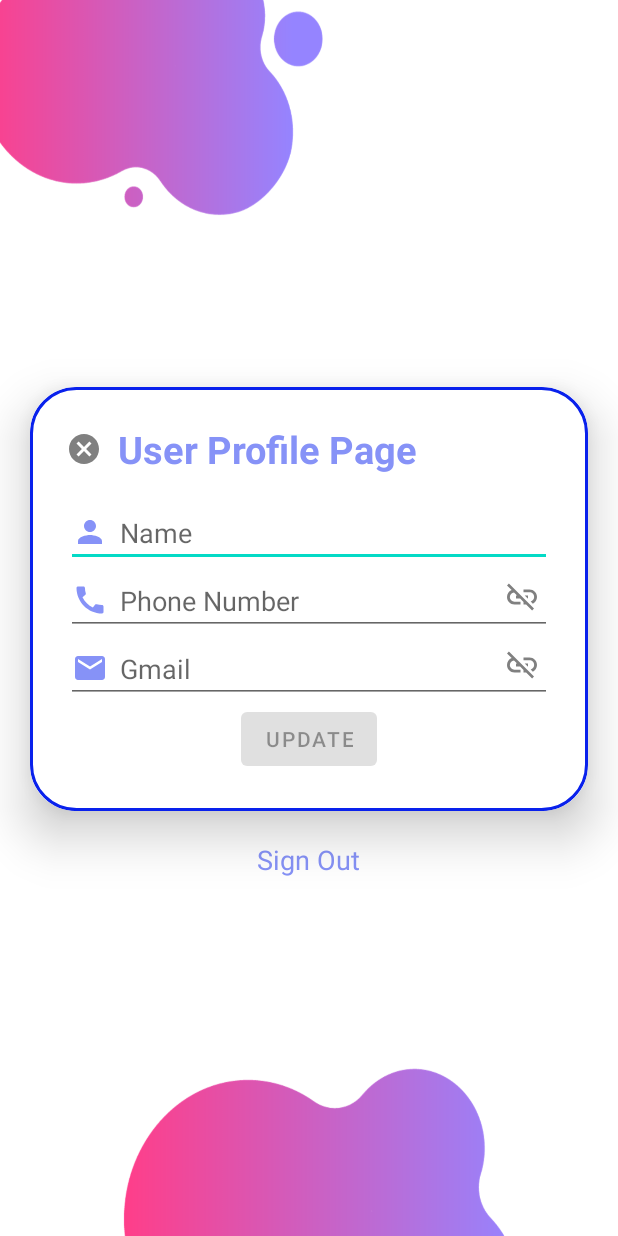
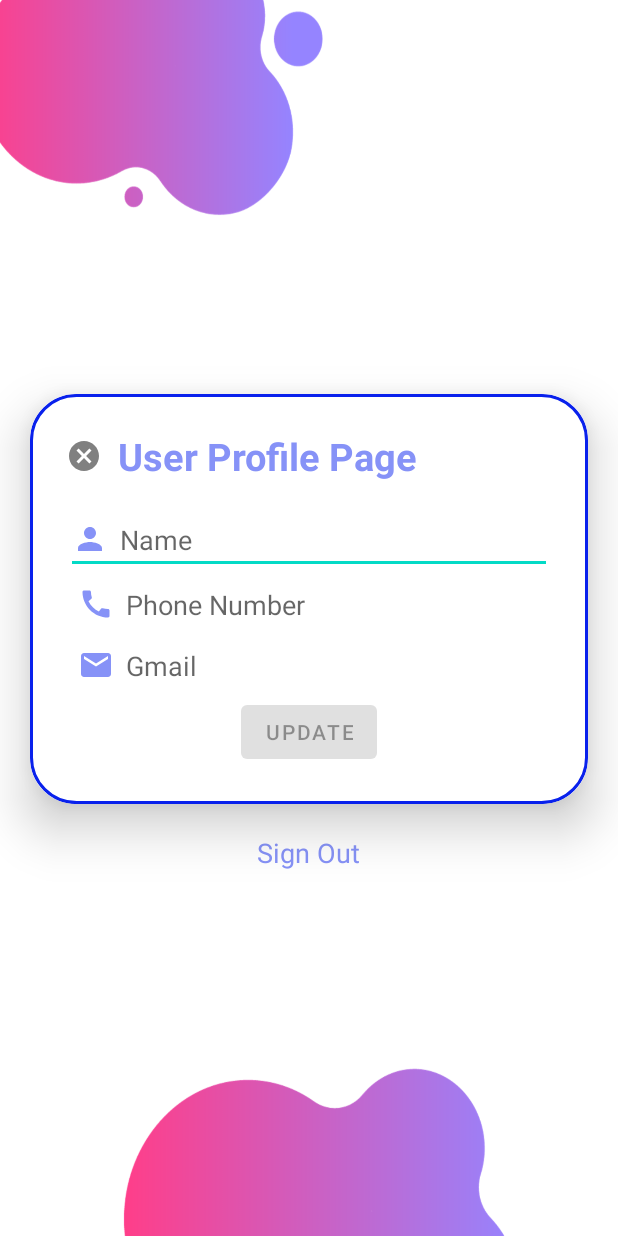
Before and after one commit to Fr4nzy/SariStorePOS, an Android app: the UserProfilePage screen opened directly, with no data from a screen before it, after a tap on an icon or button, on a phone screen of 412 x 824 dp. Run offline under Robolectric (Android 15) with nearby library versions, the phone set to English and light mode, and no system bars; our stand-ins replace Firebase (no records; nobody signed in at launch, a user with empty details on screens opened directly); libraries missing offline, so code that uses them is left out: com.firebase.ui; Roboto replaces fonts that are not available here; 6 statements that could not run were skipped.

Commit message:
SSP-18 Revision (Undergoing the Additional Revisions)

```diff
--- a/app/src/main/java/com/projectfkklp/saristorepos/activities/user_profile/UserProfilePage.java
+++ b/app/src/main/java/com/projectfkklp/saristorepos/activities/user_profile/UserProfilePage.java
@@ -14,6 +14,7 @@ import android.view.View;
 import android.widget.Button;
 import android.widget.EditText;
 import android.widget.ImageView;
+import android.widget.TextView;
 import android.widget.Toast;
 
 import com.firebase.ui.auth.ErrorCodes;
@@ -35,8 +36,8 @@ import java.util.Objects;
 public class UserProfilePage extends AppCompatActivity {
     ImageView iconButtonToggleMode;
     EditText profileNameText;
-    EditText phoneText;
-    EditText gmailText;
+    TextView phoneText;
+    TextView gmailText;
     Button updateButton;
     ImageView unlinkPhoneButton;
     ImageView unlinkGmailButton;
@@ -67,8 +68,6 @@ public class UserProfilePage extends AppCompatActivity {
     private void initializeData(){
         isEditing=false;
 
-        // dummy currentUser
-        /*currentUser = new User("Juan Dela Cruz", "", "");*/
         editUser = new User(currentUser.getName(), currentUser.getPhoneUid(), currentUser.getGmailUid());
     }
 
@@ -80,6 +79,9 @@ public class UserProfilePage extends AppCompatActivity {
         unlinkPhoneButton = findViewById(R.id.user_profile_unlink_phone);
         unlinkGmailButton = findViewById(R.id.user_profile_unlink_gmail);
         updateButton = findViewById(R.id.user_profile_update_button);
+
+        phoneText.setText(currentUser.getPhoneNumber());
+        gmailText.setText(currentUser.getGmail());
 
         profileNameText.setText(currentUser.getName());
         profileNameText.addTextChangedListener(new TextWatcher() {
@@ -100,49 +102,18 @@ public class UserProfilePage extends AppCompatActivity {
             }
         });
 
-        phoneText.setText(currentUser.getPhoneNumber());
-        phoneText.addTextChangedListener(new TextWatcher() {
-            @Override
-            public void beforeTextChanged(CharSequence charSequence, int i, int i1, int i2) {
-            }
-
-            @Override
-            public void onTextChanged(CharSequence charSequence, int i, int i1, int i2) {
-            }
-
-            @Override
-            public void afterTextChanged(Editable editable) {
-                editUser.setPhoneUid(editable.toString());
-                updateButton.setEnabled(hasEdits());
-            }
-        });
-
-        gmailText.setText(currentUser.getGmail());
-        gmailText.addTextChangedListener(new TextWatcher() {
-            @Override
-            public void beforeTextChanged(CharSequence charSequence, int i, int i1, int i2) {
-            }
-
-            @Override
-            public void onTextChanged(CharSequence charSequence, int i, int i1, int i2) {
-            }
-
-            @Override
-            public void afterTextChanged(Editable editable) {
-                editUser.setGmailUid(editable.toString());
-                updateButton.setEnabled(hasEdits());
-            }
-        });
     }
 
     public void changeProfilePhoneNumber(View view){
         profileLauncher.launch(AuthenticationUtils.PHONE_SIGN_IN_INTENT);
         authenticationProvider = AuthenticationProvider.PHONE;
+        unlinkPhoneButton.setVisibility(!currentUser.getPhoneNumber().isEmpty() ? View.VISIBLE : View.GONE);
     }
 
     public void changeProfileGmail(View view){
         profileLauncher.launch(AuthenticationUtils.GMAIL_SIGN_IN_INTENT);
         authenticationProvider = AuthenticationProvider.GMAIL;
+        unlinkGmailButton.setVisibility(!currentUser.getGmail().isEmpty() ? View.VISIBLE : View.GONE);
     }
 
     private void initializeDialogs(){
@@ -159,8 +130,8 @@ public class UserProfilePage extends AppCompatActivity {
             .setNegativeButton("No", (dialog, which) -> dialog.dismiss());
 
         unlinkGmailConfirmationDialog = new AlertDialog.Builder(this)
-                .setTitle("Unlink Phone ?")
-                .setMessage("Are you sure you want to unlink your phone?")
+                .setTitle("Unlink Gmail ?")
+                .setMessage("Are you sure you want to unlink your gmail?")
                 .setPositiveButton("Yes", (dialog, which) -> unlinkGmail())
                 .setNegativeButton("No", (dialog, which) -> dialog.dismiss());
     }
@@ -193,11 +164,12 @@ public class UserProfilePage extends AppCompatActivity {
         isEditing=true;
         iconButtonToggleMode.setImageResource(R.drawable.baseline_cancel_24);
         profileNameText.setEnabled(true);
-        phoneText.setEnabled(true); // Enable phoneText EditText
-        gmailText.setEnabled(true); // Enable gmailText EditText
+        phoneText.setEnabled(true);
+        gmailText.setEnabled(true);
 
-        unlinkPhoneButton.setVisibility(View.VISIBLE);
-        unlinkGmailButton.setVisibility(View.VISIBLE);
+        unlinkPhoneButton.setVisibility(!currentUser.getPhoneNumber().isEmpty() ? View.VISIBLE : View.GONE);
+        unlinkGmailButton.setVisibility(!currentUser.getGmail().isEmpty() ? View.VISIBLE : View.GONE);
+
         updateButton.setVisibility(View.VISIBLE);
         updateButton.setEnabled(false);
     }
@@ -209,11 +181,8 @@ public class UserProfilePage extends AppCompatActivity {
         iconButtonToggleMode.setImageResource(R.drawable.edit);
         profileNameText.setEnabled(false);
         profileNameText.setText(currentUser.getName());
-        phoneText.setEnabled(false); // Disable phoneText EditText
         phoneText.setText(currentUser.getPhoneNumber());
-        gmailText.setEnabled(false); // Disable gmailText EditText
         gmailText.setText(currentUser.getGmail());
-
         unlinkPhoneButton.setVisibility(View.GONE);
         unlinkGmailButton.setVisibility(View.GONE);
         updateButton.setVisibility(View.GONE);
@@ -233,12 +202,16 @@ public class UserProfilePage extends AppCompatActivity {
 
     private void unlinkPhone(){
         editUser.setPhoneUid("");
+        editUser.setPhoneNumber("");
         phoneText.setText("");
+        unlinkPhoneButton.setVisibility(View.GONE);
     }
 
     private void unlinkGmail(){
         editUser.setGmailUid("");
+        editUser.setGmail("");
         gmailText.setText("");
+        unlinkGmailButton.setVisibility(View.GONE);
     }
 
     public void updateUser(View view){
@@ -252,17 +225,14 @@ public class UserProfilePage extends AppCompatActivity {
     private void profileSignIn(@NonNull ActivityResult result) {
         if (result.getResultCode() == RESULT_OK) {
             FirebaseUser firebaseUser = AuthenticationRepository.getCurrentAuthentication();
+
             UserRepository.getUserByAuthentication(authenticationProvider, signedInUser -> {
-                if (signedInUser == null) {
-                    String name = firebaseUser.getDisplayName();
+                String uid = firebaseUser.getUid();
+                String currentUserProviderUid = authenticationProvider.value == AuthenticationProvider.PHONE.value
+                        ? currentUser.getPhoneUid()
+                        : currentUser.getGmailUid();
 
-                    if (name != null) {
-                        currentUser.setName(name);
-                        profileNameText.setText(name);
-                    }
-
-                    String uid = firebaseUser.getUid();
-
+                if (signedInUser == null || Objects.equals(uid, currentUserProviderUid)) {
                     if (authenticationProvider.value == AuthenticationProvider.PHONE.value) {
                         String identifier = firebaseUser.getPhoneNumber();
                         currentUser.setPhoneUid(uid);
@@ -285,7 +255,8 @@ public class UserProfilePage extends AppCompatActivity {
             // Sign in failed
             IdpResponse response = IdpResponse.fromResultIntent(result.getData());
             if (response == null) {
-                Toast.makeText(this, "Canceled", Toast.LENGTH_SHORT).show();
+
+                Toast.makeText(this, "Cancelled", Toast.LENGTH_SHORT).show();
             }
             else if (Objects.requireNonNull(response.getError()).getErrorCode() == ErrorCodes.NO_NETWORK) {
                 Toast.makeText(this, "No internet connection", Toast.LENGTH_SHORT).show();
@@ -294,4 +265,6 @@ public class UserProfilePage extends AppCompatActivity {
             }
         }
     }
+
+
 }
--- a/app/src/main/java/com/projectfkklp/saristorepos/activities/user_registration/UserRegistrationPage.java
+++ b/app/src/main/java/com/projectfkklp/saristorepos/activities/user_registration/UserRegistrationPage.java
@@ -157,7 +157,7 @@ public class UserRegistrationPage  extends AppCompatActivity {
     public void register(View view){
         ProgressUtils.showDialog(this, "Registering...");
         UserManager.registerUser(user, (registrationUser, validationStatus, task)->{
-            if (task == null) {
+            if (!validationStatus.isValid()) {
                 HashMap<String, String> errors = validationStatus.getErrors();
                 if (errors.get("name") != null) {
                     nameText.setError(errors.get("name"));
--- a/app/src/main/res/layout/user_profile_page.xml
+++ b/app/src/main/res/layout/user_profile_page.xml
@@ -1,6 +1,7 @@
 <LinearLayout
     xmlns:android="http://schemas.android.com/apk/res/android"
     xmlns:app="http://schemas.android.com/apk/res-auto"
+    xmlns:tools="http://schemas.android.com/tools"
     android:layout_width="match_parent"
     android:layout_height="match_parent"
     android:background="@drawable/background"
@@ -67,18 +68,19 @@
             android:layout_height="wrap_content"
             android:orientation="horizontal">
 
-            <EditText
+            <TextView
                 android:id="@+id/user_profile_phone"
                 android:layout_width="match_parent"
                 android:layout_height="wrap_content"
-                android:drawableStart="@drawable/baseline_call_24"
+                android:padding="8dp"
+                android:textSize="18sp"
                 android:drawablePadding="8dp"
                 android:hint="@string/string_phone_number"
-                android:inputType="phone"
                 android:enabled="false"
-                android:paddingEnd="32dp"
                 android:textColor="@color/black"
-                android:onClick="changeProfilePhoneNumber"/>
+                android:onClick="changeProfilePhoneNumber"
+                tools:ignore="RtlSymmetry"
+                app:drawableStartCompat="@drawable/baseline_call_24" />
 
             <ImageView
                 android:id="@+id/user_profile_unlink_phone"
@@ -98,18 +100,18 @@
             android:layout_height="wrap_content"
             android:orientation="horizontal">
 
-            <EditText
+            <TextView
                 android:id="@+id/user_profile_gmail"
                 android:layout_width="match_parent"
                 android:layout_height="wrap_content"
-                android:drawableStart="@drawable/baseline_email_24"
+                android:padding="8dp"
+                android:textSize="18sp"
                 android:drawablePadding="8dp"
                 android:hint="@string/string_gmail"
-                android:inputType="phone"
                 android:enabled="false"
-                android:paddingEnd="32dp"
                 android:textColor="@color/black"
-                android:onClick="changeProfileGmail"/>
+                android:onClick="changeProfileGmail"
+                app:drawableStartCompat="@drawable/baseline_email_24" />
 
             <ImageView
                 android:id="@+id/user_profile_unlink_gmail"
@@ -133,7 +135,8 @@
             android:enabled="false"
             android:gravity="center"
             android:layout_gravity="center"
-            android:onClick="updateUser"/>
+            android:onClick="updateUser" />
+
 
         </LinearLayout>
 
```
